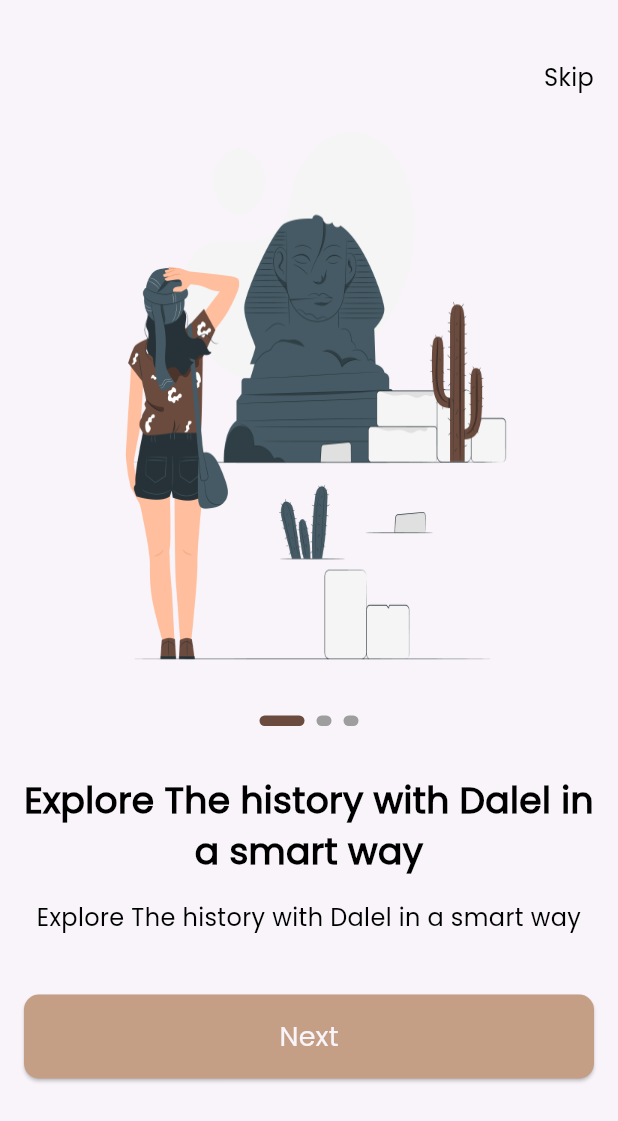
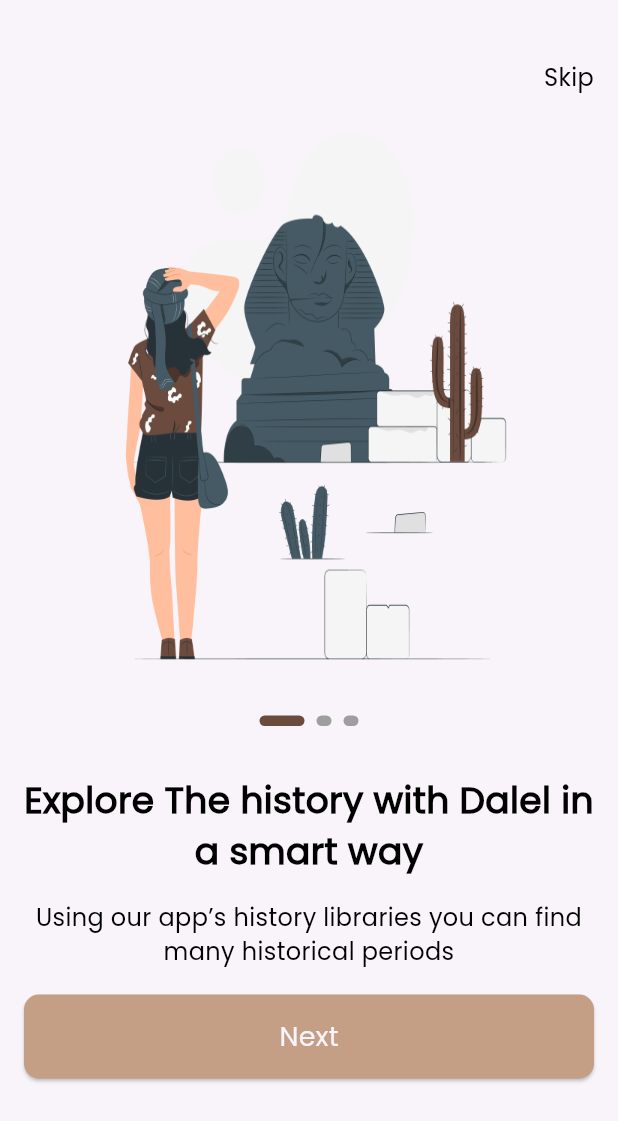
Before and after one commit to Elnahas/dalel, a Flutter app: the screen it shows after launch, on a phone screen of 412 x 824 dp. Shown: the top 1121 px of the screen. Run offline on Flutter 3.47's test engine with Material 3 defaults, Android fonts, the phone set to English and light mode, and no system bars; drawn by our look-alikes of smooth_page_indicator; our stand-ins replace go_router.

Commit message:
Create on boarding model

```diff
--- /dev/null
+++ b/lib/features/on_boarding/data/models/on_boarding_model.dart
@@ -0,0 +1,31 @@
+import 'package:dalel/core/utils/app_assets.dart';
+
+class OnBoardingModel {
+  final String imagePath;
+  final String title;
+  final String subTitle;
+
+  OnBoardingModel(
+      {required this.imagePath, required this.title, required this.subTitle});
+}
+
+
+List<OnBoardingModel> onBoardingData = [
+  OnBoardingModel(
+    imagePath: Assets.assetsImagesOnBoarding1,
+    title: "Explore The history with Dalel in a smart way",
+    subTitle:
+        "Using our app’s history libraries you can find many historical periods ",
+  ),
+  OnBoardingModel(
+    imagePath: Assets.assetsImagesOnBoarding2,
+    title: "From every place on earth",
+    subTitle: "A big variety of ancient places from all over the world",
+  ),
+  OnBoardingModel(
+    imagePath: Assets.assetsImagesOnBoarding,
+    title: "Using modern AI technology for better user experience",
+    subTitle:
+        "AI provide recommendations and helps you to continue the search journey",
+  ),
+];
--- a/lib/features/on_boarding/views/widgets/on_boarding_widget_body.dart
+++ b/lib/features/on_boarding/views/widgets/on_boarding_widget_body.dart
@@ -1,6 +1,7 @@
 import 'package:dalel/core/utils/app_assets.dart';
 import 'package:dalel/core/utils/app_strings.dart';
 import 'package:dalel/core/utils/app_text_styles.dart';
+import 'package:dalel/features/on_boarding/data/models/on_boarding_model.dart';
 import 'package:dalel/features/on_boarding/views/widgets/custom_smooth_page_indicator.dart';
 import 'package:flutter/material.dart';
 
@@ -14,20 +15,20 @@ class OnBoardingWidgetBody extends StatelessWidget {
     return SizedBox(
       height: 600,
       child: PageView.builder(
-        physics: BouncingScrollPhysics(),
+        physics: const BouncingScrollPhysics(),
         controller: _controller,
-        itemCount: 3,
+        itemCount: onBoardingData.length,
         itemBuilder: (context, index) {
           return  Column(
             children: [
               Container(
                 height: 390,
                 width: 343,
-                decoration: const BoxDecoration(
+                decoration: BoxDecoration(
 
                     image: DecorationImage(
                       fit: BoxFit.fill,
-                        image: AssetImage(Assets.assetsImagesOnBoarding1))),
+                        image: AssetImage(onBoardingData[index].imagePath))),
               ),
              const SizedBox(
                 height: 24,
@@ -39,7 +40,7 @@ class OnBoardingWidgetBody extends StatelessWidget {
                 height: 32,
               ),
               Text(
-                "Explore The history with Dalel in a smart way",
+                onBoardingData[index].title,
                 style: CustomTextStyles.poppins500style24
                     .copyWith(fontWeight: FontWeight.bold),
                 textAlign: TextAlign.center,
@@ -49,8 +50,8 @@ class OnBoardingWidgetBody extends StatelessWidget {
              const SizedBox(
                 height: 16,
               ),
-             const Text(
-                "Explore The history with Dalel in a smart way",
+              Text(
+               onBoardingData[index].subTitle,
                 style: CustomTextStyles.poppins300style16,
                 textAlign: TextAlign.center,
               )
```
